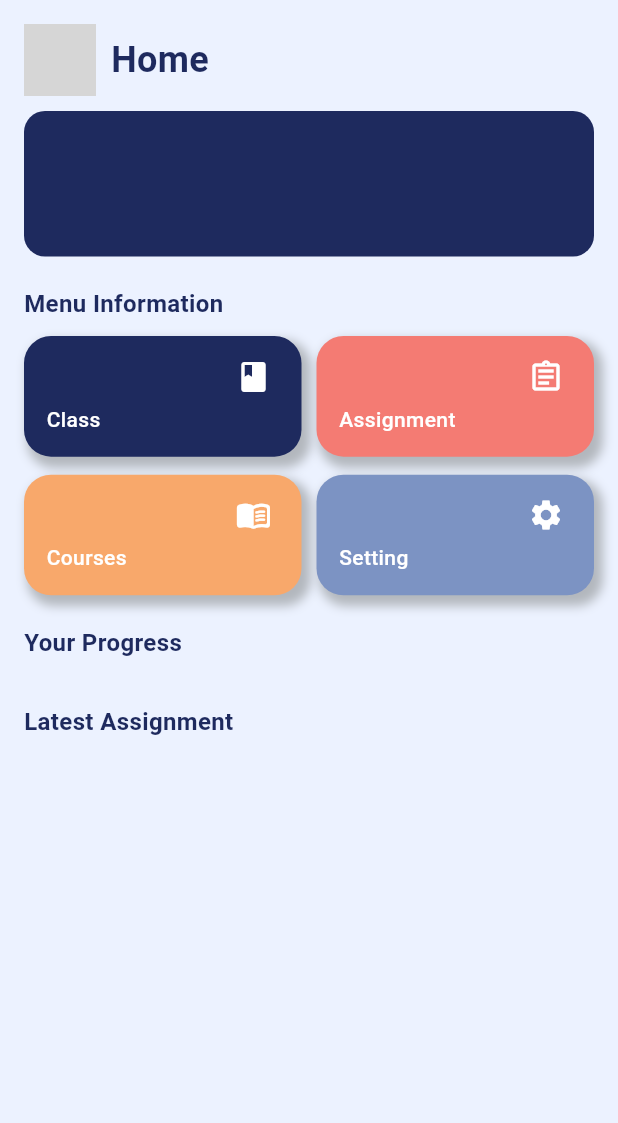
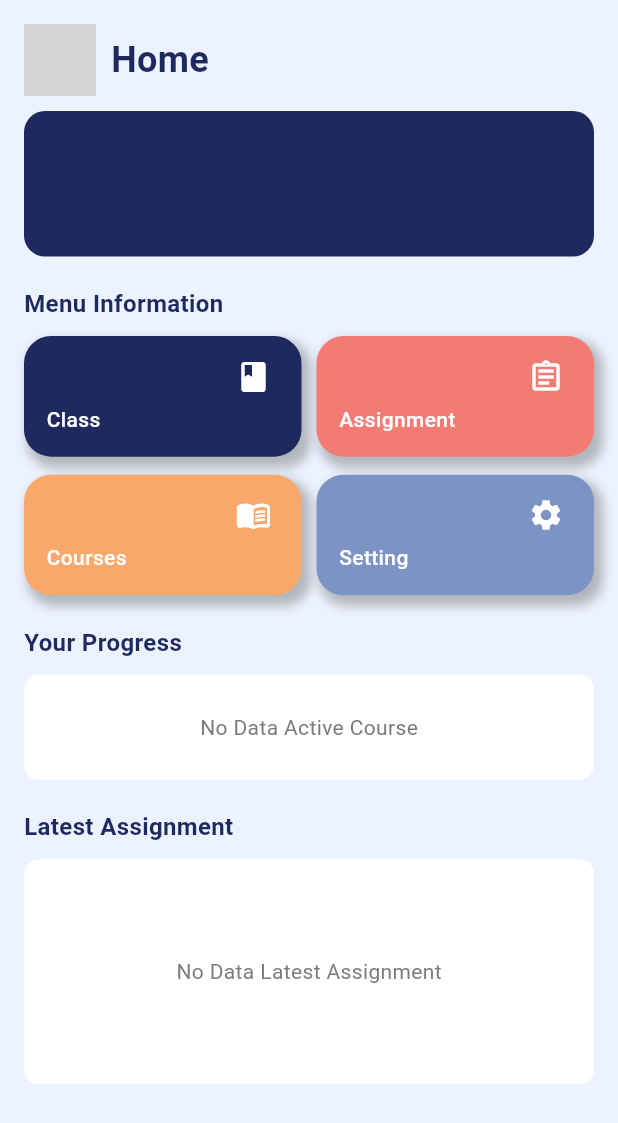
Before and after one commit to aditstywn/bengkod_mobile, a Flutter app: the HomePage screen opened directly, on a phone screen of 412 x 824 dp. Shown: the top 1123 px of the screen. Run offline on Flutter 3.47's test engine with Material 3 defaults, Android fonts, the phone set to English and light mode, and no system bars; our stand-ins replace bloc, cached_network_image, dartz, dotted_border, file_picker, flutter_bloc and 4 more; missing offline and left inert: flutter_markdown_latex, html2md, markdown; accounts and stored records are empty; network calls fail; grey boxes are pictures that could not be loaded.

Commit message:
update : orElse activeCourse & latestAssignment

```diff
--- a/lib/features/home/presentation/pages/home_page.dart
+++ b/lib/features/home/presentation/pages/home_page.dart
@@ -226,7 +226,23 @@ class _HomePageState extends State<HomePage> {
             BlocBuilder<ActiveCourseBloc, ActiveCourseState>(
               builder: (context, state) {
                 return state.maybeWhen(
-                  orElse: () => const SizedBox(),
+                  orElse: () => Container(
+                    height: 70,
+                    width: double.infinity,
+                    decoration: BoxDecoration(
+                      color: AppColors.white,
+                      borderRadius: BorderRadius.circular(10),
+                    ),
+                    child: const Center(
+                      child: Text(
+                        'No Data Active Course',
+                        style: TextStyle(
+                          color: AppColors.grey,
+                          fontSize: 14,
+                        ),
+                      ),
+                    ),
+                  ),
                   loading: () => Container(
                     height: 70,
                     width: double.infinity,
@@ -359,7 +375,23 @@ class _HomePageState extends State<HomePage> {
             BlocBuilder<LatestAssignmentBloc, LatestAssignmentState>(
               builder: (context, state) {
                 return state.maybeWhen(
-                  orElse: () => const SizedBox(),
+                  orElse: () => Container(
+                    height: 150,
+                    width: double.infinity,
+                    decoration: BoxDecoration(
+                      color: AppColors.white,
+                      borderRadius: BorderRadius.circular(10),
+                    ),
+                    child: const Center(
+                      child: Text(
+                        'No Data Latest Assignment',
+                        style: TextStyle(
+                          color: AppColors.grey,
+                          fontSize: 14,
+                        ),
+                      ),
+                    ),
+                  ),
                   loading: () => Container(
                     height: 150,
                     width: double.infinity,
```
